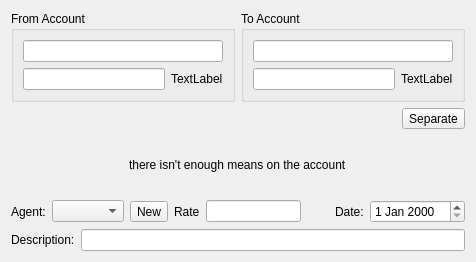
First picture: the form in editoperation.ui, repository sergey196510/mycash, before the edit.
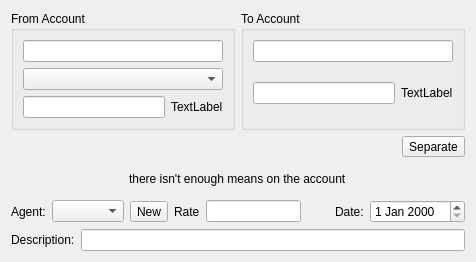
Second picture: the form after the edit. Custom widgets are drawn as their Qt base class.

The edit to the form file:
```diff
--- a/editoperation.ui
+++ b/editoperation.ui
@@ -55,6 +55,9 @@
         <item>
          <widget class="AccountOper2" name="fromWidget"/>
         </item>
+        <item>
+         <widget class="QComboBox" name="comboBox"/>
+        </item>
         <item>
          <layout class="QGridLayout" name="gridLayout_2">
           <item row="0" column="0">
```
